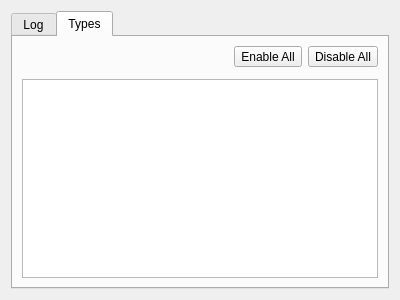
KDAB/GammaRay, file plugins/eventmonitor/eventmonitorwidget.ui: the form before one commit.
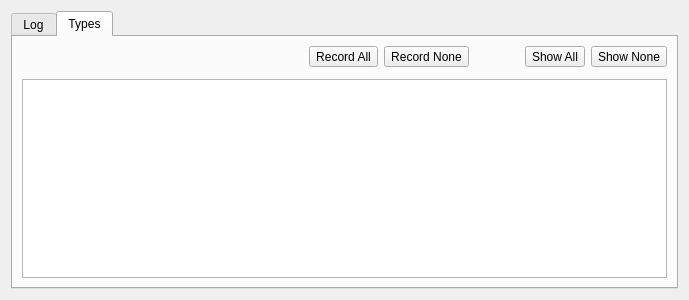
The form after the commit. Custom widgets are drawn as their Qt base class.

Commit message: Initialize event type list and implement enable / disable all buttons

What changed in the file:
```diff
--- a/plugins/eventmonitor/eventmonitorwidget.ui
+++ b/plugins/eventmonitor/eventmonitorwidget.ui
@@ -6,7 +6,7 @@
    <rect>
     <x>0</x>
     <y>0</y>
-    <width>400</width>
+    <width>689</width>
     <height>300</height>
    </rect>
   </property>
@@ -33,7 +33,7 @@
           <enum>Qt::Horizontal</enum>
          </property>
          <widget class="QWidget" name="layoutWidget">
-          <layout class="QVBoxLayout" name="verticalLayout_2">
+          <layout class="QVBoxLayout" name="verticalLayout_4">
            <item>
             <layout class="QHBoxLayout" name="toolbarLayout">
              <property name="bottomMargin">
@@ -99,7 +99,7 @@
        <item>
         <layout class="QVBoxLayout" name="verticalLayout_2">
          <item>
-          <layout class="QHBoxLayout" name="toolbarLayout">
+          <layout class="QHBoxLayout" name="toolbarLayout_2">
            <property name="bottomMargin">
             <number>6</number>
            </property>
@@ -117,16 +117,46 @@
             </spacer>
            </item>
            <item>
-            <widget class="QToolButton" name="selectAllButton">
+            <widget class="QToolButton" name="recordAllButton">
              <property name="text">
-              <string>Enable All</string>
+              <string>Record All</string>
              </property>
             </widget>
            </item>
            <item>
-            <widget class="QToolButton" name="deselectAllButton">
+            <widget class="QToolButton" name="recordNoneButton">
              <property name="text">
-              <string>Disable All</string>
+              <string>Record None</string>
+             </property>
+            </widget>
+           </item>
+           <item>
+            <spacer name="horizontalSpacer">
+             <property name="orientation">
+              <enum>Qt::Horizontal</enum>
+             </property>
+             <property name="sizeType">
+              <enum>QSizePolicy::Maximum</enum>
+             </property>
+             <property name="sizeHint" stdset="0">
+              <size>
+               <width>50</width>
+               <height>0</height>
+              </size>
+             </property>
+            </spacer>
+           </item>
+           <item>
+            <widget class="QToolButton" name="showAllButton">
+             <property name="text">
+              <string>Show All</string>
+             </property>
+            </widget>
+           </item>
+           <item>
+            <widget class="QToolButton" name="showNoneButton">
+             <property name="text">
+              <string>Show None</string>
              </property>
             </widget>
            </item>
```
The commit also changes 8 other files.
